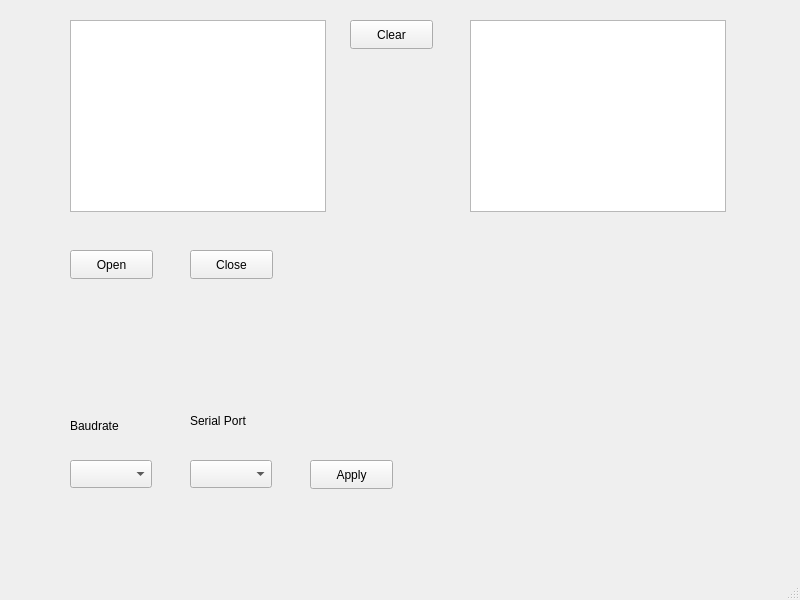
Before: the Qt Designer form mainwindow.ui in R-ahulsi/stm32GUI, drawn with Qt 5.
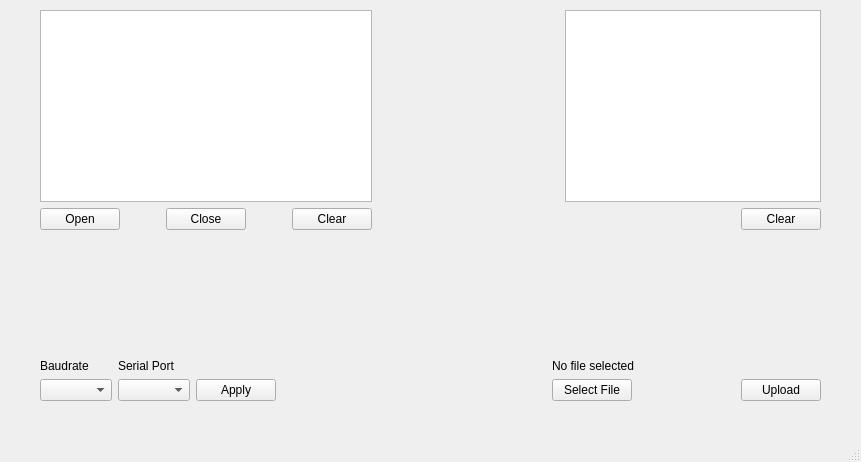
After: the same form once the commit is applied.

Patch:
```diff
--- a/mainwindow.ui
+++ b/mainwindow.ui
@@ -6,131 +6,234 @@
    <rect>
     <x>0</x>
     <y>0</y>
-    <width>800</width>
-    <height>600</height>
+    <width>861</width>
+    <height>462</height>
    </rect>
   </property>
   <property name="windowTitle">
    <string>MainWindow</string>
   </property>
   <widget class="QWidget" name="centralwidget">
-   <widget class="QPushButton" name="openButton">
+   <widget class="QWidget" name="verticalLayoutWidget_3">
     <property name="geometry">
      <rect>
-      <x>70</x>
-      <y>250</y>
-      <width>83</width>
-      <height>29</height>
+      <x>40</x>
+      <y>10</y>
+      <width>781</width>
+      <height>391</height>
      </rect>
     </property>
-    <property name="text">
-     <string>Open</string>
-    </property>
-   </widget>
-   <widget class="QPushButton" name="closeButton">
-    <property name="geometry">
-     <rect>
-      <x>190</x>
-      <y>250</y>
-      <width>83</width>
-      <height>29</height>
-     </rect>
-    </property>
-    <property name="text">
-     <string>Close</string>
-    </property>
-   </widget>
-   <widget class="QTextBrowser" name="textBrowser">
-    <property name="geometry">
-     <rect>
-      <x>70</x>
-      <y>20</y>
-      <width>256</width>
-      <height>192</height>
-     </rect>
-    </property>
-   </widget>
-   <widget class="QComboBox" name="baudRateComboBox">
-    <property name="geometry">
-     <rect>
-      <x>70</x>
-      <y>460</y>
-      <width>82</width>
-      <height>28</height>
-     </rect>
-    </property>
-   </widget>
-   <widget class="QPushButton" name="clearButton">
-    <property name="geometry">
-     <rect>
-      <x>350</x>
-      <y>20</y>
-      <width>83</width>
-      <height>29</height>
-     </rect>
-    </property>
-    <property name="text">
-     <string>Clear</string>
-    </property>
-   </widget>
-   <widget class="QLabel" name="baudrateLabel">
-    <property name="geometry">
-     <rect>
-      <x>70</x>
-      <y>410</y>
-      <width>71</width>
-      <height>31</height>
-     </rect>
-    </property>
-    <property name="text">
-     <string>Baudrate</string>
-    </property>
-   </widget>
-   <widget class="QPushButton" name="applyButton">
-    <property name="geometry">
-     <rect>
-      <x>310</x>
-      <y>460</y>
-      <width>83</width>
-      <height>29</height>
-     </rect>
-    </property>
-    <property name="text">
-     <string>Apply</string>
-    </property>
-   </widget>
-   <widget class="QComboBox" name="serialPortComboBox">
-    <property name="geometry">
-     <rect>
-      <x>190</x>
-      <y>460</y>
-      <width>82</width>
-      <height>28</height>
-     </rect>
-    </property>
-   </widget>
-   <widget class="QLabel" name="portLabel">
-    <property name="geometry">
-     <rect>
-      <x>190</x>
-      <y>400</y>
-      <width>81</width>
-      <height>41</height>
-     </rect>
-    </property>
-    <property name="text">
-     <string>Serial Port</string>
-    </property>
-   </widget>
-   <widget class="QTextBrowser" name="statusTextBrowser">
-    <property name="geometry">
-     <rect>
-      <x>470</x>
-      <y>20</y>
-      <width>256</width>
-      <height>192</height>
-     </rect>
-    </property>
+    <layout class="QVBoxLayout" name="verticalLayout_8">
+     <item>
+      <layout class="QGridLayout" name="gridLayout_9">
+       <item row="0" column="0">
+        <layout class="QVBoxLayout" name="verticalLayout_6">
+         <item>
+          <widget class="QTextBrowser" name="textBrowser"/>
+         </item>
+         <item>
+          <layout class="QHBoxLayout" name="horizontalLayout_10">
+           <item>
+            <widget class="QPushButton" name="openButton">
+             <property name="text">
+              <string>Open</string>
+             </property>
+            </widget>
+           </item>
+           <item>
+            <spacer name="horizontalSpacer">
+             <property name="orientation">
+              <enum>Qt::Orientation::Horizontal</enum>
+             </property>
+             <property name="sizeHint" stdset="0">
+              <size>
+               <width>40</width>
+               <height>20</height>
+              </size>
+             </property>
+            </spacer>
+           </item>
+           <item>
+            <widget class="QPushButton" name="closeButton">
+             <property name="text">
+              <string>Close</string>
+             </property>
+            </widget>
+           </item>
+           <item>
+            <spacer name="horizontalSpacer_2">
+             <property name="orientation">
+              <enum>Qt::Orientation::Horizontal</enum>
+             </property>
+             <property name="sizeHint" stdset="0">
+              <size>
+               <width>40</width>
+               <height>20</height>
+              </size>
+             </property>
+            </spacer>
+           </item>
+           <item>
+            <widget class="QPushButton" name="clearLogButton">
+             <property name="text">
+              <string>Clear</string>
+             </property>
+            </widget>
+           </item>
+          </layout>
+         </item>
+        </layout>
+       </item>
+       <item row="0" column="2">
+        <layout class="QVBoxLayout" name="verticalLayout_7">
+         <item>
+          <widget class="QTextBrowser" name="statusTextBrowser"/>
+         </item>
+         <item>
+          <layout class="QHBoxLayout" name="horizontalLayout_11">
+           <item>
+            <spacer name="horizontalSpacer_3">
+             <property name="orientation">
+              <enum>Qt::Orientation::Horizontal</enum>
+             </property>
+             <property name="sizeHint" stdset="0">
+              <size>
+               <width>40</width>
+               <height>20</height>
+              </size>
+             </property>
+            </spacer>
+           </item>
+           <item>
+            <widget class="QPushButton" name="clearStatusButton">
+             <property name="text">
+              <string>Clear</string>
+             </property>
+            </widget>
+           </item>
+          </layout>
+         </item>
+        </layout>
+       </item>
+       <item row="0" column="1">
+        <spacer name="horizontalSpacer_4">
+         <property name="orientation">
+          <enum>Qt::Orientation::Horizontal</enum>
+         </property>
+         <property name="sizeHint" stdset="0">
+          <size>
+           <width>40</width>
+           <height>20</height>
+          </size>
+         </property>
+        </spacer>
+       </item>
+      </layout>
+     </item>
+     <item>
+      <spacer name="verticalSpacer">
+       <property name="orientation">
+        <enum>Qt::Orientation::Vertical</enum>
+       </property>
+       <property name="sizeHint" stdset="0">
+        <size>
+         <width>20</width>
+         <height>40</height>
+        </size>
+       </property>
+      </spacer>
+     </item>
+     <item>
+      <layout class="QHBoxLayout" name="horizontalLayout_12">
+       <item>
+        <layout class="QGridLayout" name="gridLayout_3">
+         <item row="0" column="0">
+          <widget class="QLabel" name="baudrateLabel">
+           <property name="text">
+            <string>Baudrate</string>
+           </property>
+          </widget>
+         </item>
+         <item row="1" column="0">
+          <widget class="QComboBox" name="baudRateComboBox"/>
+         </item>
+         <item row="1" column="1">
+          <widget class="QComboBox" name="serialPortComboBox"/>
+         </item>
+         <item row="0" column="1">
+          <widget class="QLabel" name="portLabel">
+           <property name="text">
+            <string>Serial Port</string>
+           </property>
+          </widget>
+         </item>
+         <item row="1" column="2">
+          <widget class="QPushButton" name="applyButton">
+           <property name="text">
+            <string>Apply</string>
+           </property>
+          </widget>
+         </item>
+        </layout>
+       </item>
+       <item>
+        <spacer name="horizontalSpacer_5">
+         <property name="orientation">
+          <enum>Qt::Orientation::Horizontal</enum>
+         </property>
+         <property name="sizeHint" stdset="0">
+          <size>
+           <width>40</width>
+           <height>20</height>
+          </size>
+         </property>
+        </spacer>
+       </item>
+       <item>
+        <layout class="QVBoxLayout" name="verticalLayout">
+         <item>
+          <widget class="QLabel" name="selectedFileLabel">
+           <property name="text">
+            <string>No file selected</string>
+           </property>
+          </widget>
+         </item>
+         <item>
+          <layout class="QHBoxLayout" name="horizontalLayout">
+           <item>
+            <widget class="QPushButton" name="selectFileButton">
+             <property name="text">
+              <string>Select File</string>
+             </property>
+            </widget>
+           </item>
+           <item>
+            <spacer name="horizontalSpacer_6">
+             <property name="orientation">
+              <enum>Qt::Orientation::Horizontal</enum>
+             </property>
+             <property name="sizeHint" stdset="0">
+              <size>
+               <width>40</width>
+               <height>20</height>
+              </size>
+             </property>
+            </spacer>
+           </item>
+           <item>
+            <widget class="QPushButton" name="uploadFileButton">
+             <property name="text">
+              <string>Upload</string>
+             </property>
+            </widget>
+           </item>
+          </layout>
+         </item>
+        </layout>
+       </item>
+      </layout>
+     </item>
+    </layout>
    </widget>
   </widget>
   <widget class="QMenuBar" name="menubar">
```
Left out of the diff: 2 changed lines with no effect on the pictures.
